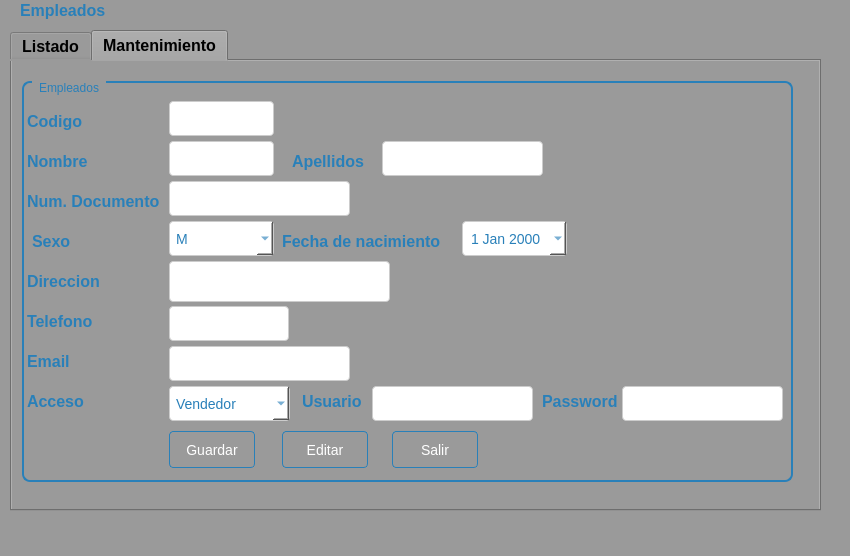
Old version of the form Sistema de ventas/ui/FrmEmpleado.ui in the repository CodeDrTech/DevelopPython.
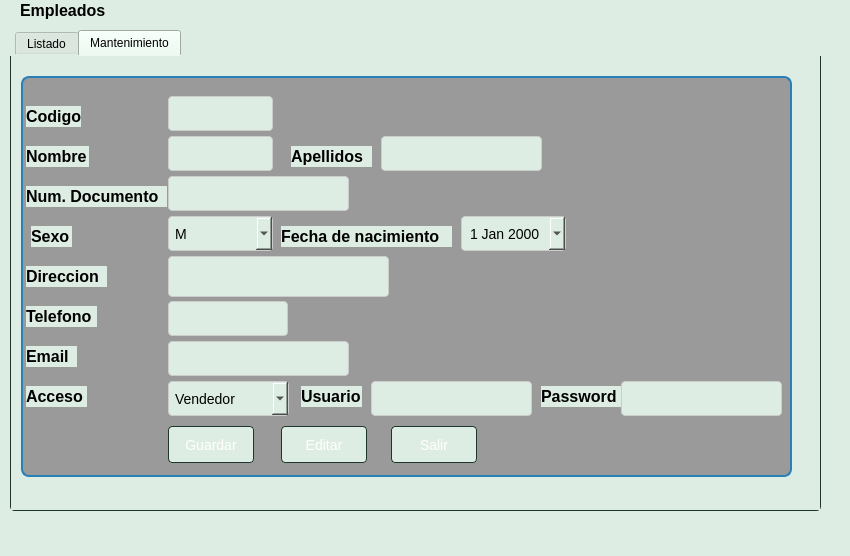
New version of the form. The open tabs and pages were chosen to show the change.

Diff of the .ui file:
```diff
--- a/Sistema de ventas/ui/FrmEmpleado.ui
+++ b/Sistema de ventas/ui/FrmEmpleado.ui
@@ -17,8 +17,9 @@
    <string>MainWindow</string>
   </property>
   <property name="styleSheet">
-   <string notr="true">QWidget {
-    background-color: #9a9a9a;
+   <string notr="true">/* Estilos comunes para varios controles */
+QWidget {
+    background-color: #deede3;
 }</string>
   </property>
   <widget class="QWidget" name="centralwidget">
@@ -39,11 +40,11 @@
     </property>
     <property name="styleSheet">
      <string notr="true">QWidget {
-    background-color: #9a9a9a;
+    background-color: var(--jade-50);
 }
 
 QLabel {
-    color: #2980b9;
+    color: var(--jade-500);
     font-size: 16px;
     font-weight: bold;
 }</string>
@@ -66,13 +67,35 @@
     </property>
     <property name="styleSheet">
      <string notr="true">QTabWidget {
-    background-color: #9a9a9a;
+    background-color: #deede3;
+    border: 1px solid #cccccc;
+    border-radius: 4px;
 }
 
-QTabWidget {
-    color: #2980b9;
-    font-size: 16px;
-    font-weight: bold;
+QTabWidget::tab-bar {
+    left: 5px;
+}
+
+QTabWidget::tab {
+    background-color: #deede3;
+    border: 1px solid #1e362d;
+    border-bottom-left-radius: 4px;
+    border-bottom-right-radius: 4px;
+    padding: 6px 12px;
+}
+
+QTabWidget::tab:selected {
+    background-color: #c0dacb;
+    border: 1px solid #1e362d;
+    border-bottom: 1px solid #c0dacb;
+}
+
+QTabWidget::pane {
+    background-color: #deede3;
+    border: 1px solid #1e362d;
+    border-top: none;
+    border-bottom-left-radius: 4px;
+    border-bottom-right-radius: 4px;
 }</string>
     </property>
     <property name="currentIndex">
@@ -410,7 +433,7 @@
 </string>
       </property>
       <property name="title">
-       <string>Empleados</string>
+       <string/>
       </property>
       <widget class="QLabel" name="label_3">
        <property name="geometry">
@@ -423,11 +446,11 @@
        </property>
        <property name="styleSheet">
         <string notr="true">QWidget {
-    background-color: #9a9a9a;
+    background-color: var(--jade-50);
 }
 
 QLabel {
-    color: #2980b9;
+    color: var(--jade-500);
     font-size: 16px;
     font-weight: bold;
 }</string>
@@ -447,11 +470,11 @@
        </property>
        <property name="styleSheet">
         <string notr="true">QWidget {
-    background-color: #9a9a9a;
+    background-color: var(--jade-50);
 }
 
 QLabel {
-    color: #2980b9;
+    color: var(--jade-500);
     font-size: 16px;
     font-weight: bold;
 }</string>
@@ -471,11 +494,11 @@
        </property>
        <property name="styleSheet">
         <string notr="true">QWidget {
-    background-color: #9a9a9a;
+    background-color: var(--jade-50);
 }
 
 QLabel {
-    color: #2980b9;
+    color: var(--jade-500);
     font-size: 16px;
     font-weight: bold;
 }</string>
@@ -496,9 +519,9 @@
        <property name="styleSheet">
         <string notr="true">QPushButton {
     background: qlineargradient(x1: 0, y1: 0, x2: 0, y2: 1,
-                                 stop: 0 #5DADE2, stop: 1 #2980b9);
+                                 stop: 0 #c0dacb, stop: 1 #1e362d);
     color: #ffffff;
-    border: 1px solid #2980b9;
+    border: 1px solid #1e362d;
     padding: 8px 16px;
     border-radius: 4px;
     font-size: 14px;
@@ -512,10 +535,9 @@
 
 QPushButton:pressed {
     background: qlineargradient(x1: 0, y1: 0, x2: 0, y2: 1,
-                                 stop: 0 #3C89B4, stop: 1 #1f618d);
-    border: 1px solid #1f618d;
-}
-</string>
+                                 stop: 0 #2a5242, stop: 1 #32624d);
+    border: 1px solid #32624d;
+}</string>
        </property>
        <property name="text">
         <string>Editar</string>
@@ -533,9 +555,9 @@
        <property name="styleSheet">
         <string notr="true">QPushButton {
     background: qlineargradient(x1: 0, y1: 0, x2: 0, y2: 1,
-                                 stop: 0 #5DADE2, stop: 1 #2980b9);
+                                 stop: 0 #c0dacb, stop: 1 #1e362d);
     color: #ffffff;
-    border: 1px solid #2980b9;
+    border: 1px solid #1e362d;
     padding: 8px 16px;
     border-radius: 4px;
     font-size: 14px;
@@ -549,10 +571,9 @@
 
 QPushButton:pressed {
     background: qlineargradient(x1: 0, y1: 0, x2: 0, y2: 1,
-                                 stop: 0 #3C89B4, stop: 1 #1f618d);
-    border: 1px solid #1f618d;
-}
-</string>
+                                 stop: 0 #2a5242, stop: 1 #32624d);
+    border: 1px solid #32624d;
+}</string>
        </property>
        <property name="text">
         <string>Guardar</string>
@@ -573,9 +594,9 @@
        <property name="styleSheet">
         <string notr="true">QPushButton {
     background: qlineargradient(x1: 0, y1: 0, x2: 0, y2: 1,
-                                 stop: 0 #5DADE2, stop: 1 #2980b9);
+                                 stop: 0 #c0dacb, stop: 1 #1e362d);
     color: #ffffff;
-    border: 1px solid #2980b9;
+    border: 1px solid #1e362d;
     padding: 8px 16px;
     border-radius: 4px;
     font-size: 14px;
@@ -589,10 +610,9 @@
 
 QPushButton:pressed {
     background: qlineargradient(x1: 0, y1: 0, x2: 0, y2: 1,
-                                 stop: 0 #3C89B4, stop: 1 #1f618d);
-    border: 1px solid #1f618d;
-}
-</string>
+                                 stop: 0 #2a5242, stop: 1 #32624d);
+    border: 1px solid #32624d;
+}</string>
        </property>
        <property name="text">
         <string>Salir</string>
@@ -608,34 +628,8 @@
         </rect>
        </property>
        <property name="styleSheet">
-        <string notr="true">QWidget {
-    background-color: #f2f2f2;
-}
-
-QPushButton {
-    background: qlineargradient(x1: 0, y1: 0, x2: 0, y2: 1,
-                                 stop: 0 #5DADE2, stop: 1 #2980b9);
-    color: #ffffff;
-    border: 1px solid #2980b9;
-    padding: 8px 16px;
-    border-radius: 4px;
-    font-size: 14px;
-}
-
-QPushButton:hover {
-    background: qlineargradient(x1: 0, y1: 0, x2: 0, y2: 1,
-                                 stop: 0 #4DA8DB, stop: 1 #2471a3);
-    border: 1px solid #2471a3;
-}
-
-QPushButton:pressed {
-    background: qlineargradient(x1: 0, y1: 0, x2: 0, y2: 1,
-                                 stop: 0 #3C89B4, stop: 1 #1f618d);
-    border: 1px solid #1f618d;
-}
-
-QLineEdit {
-    background-color: #ffffff;
+        <string notr="true">QLineEdit {
+    background-color: #deede3;
     border: 1px solid #cccccc;
     padding: 6px;
     border-radius: 4px;
@@ -651,31 +645,10 @@
     outline: none;
 }
 
-QWidget {
-    background-color: #f2f2f2;
-}
-
-QLabel {
-    color: #2980b9;
-    font-size: 16px;
-    font-weight: bold;
-}
-
-QLineEdit {
-    background-color: #ffffff;
-    border: 1px solid #cccccc;
-    padding: 6px;
-    border-radius: 4px;
-    font-size: 14px;
-    color: #2980b9;
-}
-
 QLineEdit::placeholder {
-    color: #2980b9;
+    color: #1e362d;
     font-weight: bold;
-}
-
-</string>
+}</string>
        </property>
        <property name="readOnly">
         <bool>true</bool>
@@ -691,34 +664,8 @@
         </rect>
        </property>
        <property name="styleSheet">
-        <string notr="true">QWidget {
-    background-color: #f2f2f2;
-}
-
-QPushButton {
-    background: qlineargradient(x1: 0, y1: 0, x2: 0, y2: 1,
-                                 stop: 0 #5DADE2, stop: 1 #2980b9);
-    color: #ffffff;
-    border: 1px solid #2980b9;
-    padding: 8px 16px;
-    border-radius: 4px;
-    font-size: 14px;
-}
-
-QPushButton:hover {
-    background: qlineargradient(x1: 0, y1: 0, x2: 0, y2: 1,
-                                 stop: 0 #4DA8DB, stop: 1 #2471a3);
-    border: 1px solid #2471a3;
-}
-
-QPushButton:pressed {
-    background: qlineargradient(x1: 0, y1: 0, x2: 0, y2: 1,
-                                 stop: 0 #3C89B4, stop: 1 #1f618d);
-    border: 1px solid #1f618d;
-}
-
-QLineEdit {
-    background-color: #ffffff;
+        <string notr="true">QLineEdit {
+    background-color: #deede3;
     border: 1px solid #cccccc;
     padding: 6px;
     border-radius: 4px;
@@ -734,31 +681,10 @@
     outline: none;
 }
 
-QWidget {
-    background-color: #f2f2f2;
-}
-
-QLabel {
-    color: #2980b9;
-    font-size: 16px;
-    font-weight: bold;
-}
-
-QLineEdit {
-    background-color: #ffffff;
-    border: 1px solid #cccccc;
-    padding: 6px;
-    border-radius: 4px;
-    font-size: 14px;
-    color: #2980b9;
-}
-
 QLineEdit::placeholder {
-    color: #2980b9;
+    color: #1e362d;
     font-weight: bold;
-}
-
-</string>
+}</string>
        </property>
       </widget>
       <widget class="QTextEdit" name="txtDireccion">
@@ -771,34 +697,8 @@
         </rect>
        </property>
        <property name="styleSheet">
-        <string notr="true">QWidget {
-    background-color: #f2f2f2;
-}
-
-QPushButton {
-    background: qlineargradient(x1: 0, y1: 0, x2: 0, y2: 1,
-                                 stop: 0 #5DADE2, stop: 1 #2980b9);
-    color: #ffffff;
-    border: 1px solid #2980b9;
-    padding: 8px 16px;
-    border-radius: 4px;
-    font-size: 14px;
-}
-
-QPushButton:hover {
-    background: qlineargradient(x1: 0, y1: 0, x2: 0, y2: 1,
-                                 stop: 0 #4DA8DB, stop: 1 #2471a3);
-    border: 1px solid #2471a3;
-}
-
-QPushButton:pressed {
-    background: qlineargradient(x1: 0, y1: 0, x2: 0, y2: 1,
-                                 stop: 0 #3C89B4, stop: 1 #1f618d);
-    border: 1px solid #1f618d;
-}
-
-QTextEdit {
-    background-color: #ffffff;
+        <string notr="true">QTextEdit {
+    background-color: #deede3;
     border: 1px solid #cccccc;
     padding: 6px;
     border-radius: 4px;
@@ -812,33 +712,7 @@
 QLineEdit:focus {
     border: 1px solid #3498db;
     outline: none;
-}
-
-QWidget {
-    background-color: #f2f2f2;
-}
-
-QLabel {
-    color: #2980b9;
-    font-size: 16px;
-    font-weight: bold;
-}
-
-QTextEdit {
-    background-color: #ffffff;
-    border: 1px solid #cccccc;
-    padding: 6px;
-    border-radius: 4px;
-    font-size: 14px;
-    color: #2980b9;
-}
-
-QTextEdit::placeholder {
-    color: #2980b9;
-    font-weight: bold;
-}
-
-</string>
+}</string>
        </property>
       </widget>
       <widget class="QLabel" name="label_6">
@@ -852,11 +726,11 @@
        </property>
        <property name="styleSheet">
         <string notr="true">QWidget {
-    background-color: #9a9a9a;
+    background-color: var(--jade-50);
 }
 
 QLabel {
-    color: #2980b9;
+    color: var(--jade-500);
     font-size: 16px;
     font-weight: bold;
 }</string>
@@ -876,11 +750,11 @@
        </property>
        <property name="styleSheet">
         <string notr="true">QWidget {
-    background-color: #9a9a9a;
+    background-color: var(--jade-50);
 }
 
 QLabel {
-    color: #2980b9;
+    color: var(--jade-500);
     font-size: 16px;
     font-weight: bold;
 }</string>
@@ -899,34 +773,8 @@
         </rect>
        </property>
        <property name="styleSheet">
-        <string notr="true">QWidget {
-    background-color: #f2f2f2;
-}
-
-QPushButton {
-    background: qlineargradient(x1: 0, y1: 0, x2: 0, y2: 1,
-                                 stop: 0 #5DADE2, stop: 1 #2980b9);
-    color: #ffffff;
-    border: 1px solid #2980b9;
-    padding: 8px 16px;
-    border-radius: 4px;
-    font-size: 14px;
-}
-
-QPushButton:hover {
-    background: qlineargradient(x1: 0, y1: 0, x2: 0, y2: 1,
-                                 stop: 0 #4DA8DB, stop: 1 #2471a3);
-    border: 1px solid #2471a3;
-}
-
-QPushButton:pressed {
-    background: qlineargradient(x1: 0, y1: 0, x2: 0, y2: 1,
-                                 stop: 0 #3C89B4, stop: 1 #1f618d);
-    border: 1px solid #1f618d;
-}
-
-QLineEdit {
-    background-color: #ffffff;
+        <string notr="true">QLineEdit {
+    background-color: #deede3;
     border: 1px solid #cccccc;
     padding: 6px;
     border-radius: 4px;
@@ -942,31 +790,10 @@
     outline: none;
 }
 
-QWidget {
-    background-color: #f2f2f2;
-}
-
-QLabel {
-    color: #2980b9;
-    font-size: 16px;
-    font-weight: bold;
-}
-
-QLineEdit {
-    background-color: #ffffff;
-    border: 1px solid #cccccc;
-    padding: 6px;
-    border-radius: 4px;
-    font-size: 14px;
-    color: #2980b9;
-}
-
 QLineEdit::placeholder {
-    color: #2980b9;
+    color: #1e362d;
     font-weight: bold;
-}
-
-</string>
+}</string>
        </property>
       </widget>
       <widget class="QLabel" name="label_8">
@@ -980,11 +807,11 @@
        </property>
        <property name="styleSheet">
         <string notr="true">QWidget {
-    background-color: #9a9a9a;
+    background-color: var(--jade-50);
 }
 
 QLabel {
-    color: #2980b9;
+    color: var(--jade-500);
     font-size: 16px;
     font-weight: bold;
 }</string>
@@ -1003,34 +830,8 @@
         </rect>
        </property>
        <property name="styleSheet">
-        <string notr="true">QWidget {
-    background-color: #f2f2f2;
-}
-
-QPushButton {
-    background: qlineargradient(x1: 0, y1: 0, x2: 0, y2: 1,
-                                 stop: 0 #5DADE2, stop: 1 #2980b9);
-    color: #ffffff;
-    border: 1px solid #2980b9;
-    padding: 8px 16px;
-    border-radius: 4px;
-    font-size: 14px;
-}
-
-QPushButton:hover {
-    background: qlineargradient(x1: 0, y1: 0, x2: 0, y2: 1,
-                                 stop: 0 #4DA8DB, stop: 1 #2471a3);
-    border: 1px solid #2471a3;
-}
-
-QPushButton:pressed {
-    background: qlineargradient(x1: 0, y1: 0, x2: 0, y2: 1,
-                                 stop: 0 #3C89B4, stop: 1 #1f618d);
-    border: 1px solid #1f618d;
-}
-
-QLineEdit {
-    background-color: #ffffff;
+        <string notr="true">QLineEdit {
+    background-color: #deede3;
     border: 1px solid #cccccc;
     padding: 6px;
     border-radius: 4px;
@@ -1046,31 +847,10 @@
     outline: none;
 }
 
-QWidget {
-    background-color: #f2f2f2;
-}
-
-QLabel {
-    color: #2980b9;
-    font-size: 16px;
-    font-weight: bold;
-}
-
-QLineEdit {
-    background-color: #ffffff;
-    border: 1px solid #cccccc;
-    padding: 6px;
-    border-radius: 4px;
-    font-size: 14px;
-    color: #2980b9;
-}
-
 QLineEdit::placeholder {
-    color: #2980b9;
+    color: #1e362d;
     font-weight: bold;
-}
-
-</string>
+}</string>
        </property>
       </widget>
       <widget class="QLabel" name="label_10">
@@ -1084,11 +864,11 @@
        </property>
        <property name="styleSheet">
         <string notr="true">QWidget {
-    background-color: #9a9a9a;
+    background-color: var(--jade-50);
 }
 
 QLabel {
-    color: #2980b9;
+    color: var(--jade-500);
     font-size: 16px;
     font-weight: bold;
 }</string>
@@ -1107,34 +887,8 @@
         </rect>
        </property>
        <property name="styleSheet">
-        <string notr="true">QWidget {
-    background-color: #f2f2f2;
-}
-
-QPushButton {
-    background: qlineargradient(x1: 0, y1: 0, x2: 0, y2: 1,
-                                 stop: 0 #5DADE2, stop: 1 #2980b9);
-    color: #ffffff;
-    border: 1px solid #2980b9;
-    padding: 8px 16px;
-    border-radius: 4px;
-    font-size: 14px;
-}
-
-QPushButton:hover {
-    background: qlineargradient(x1: 0, y1: 0, x2: 0, y2: 1,
-                                 stop: 0 #4DA8DB, stop: 1 #2471a3);
-    border: 1px solid #2471a3;
-}
-
-QPushButton:pressed {
-    background: qlineargradient(x1: 0, y1: 0, x2: 0, y2: 1,
-                                 stop: 0 #3C89B4, stop: 1 #1f618d);
-    border: 1px solid #1f618d;
-}
-
-QLineEdit {
-    background-color: #ffffff;
+        <string notr="true">QLineEdit {
+    background-color: #deede3;
     border: 1px solid #cccccc;
     padding: 6px;
     border-radius: 4px;
@@ -1150,31 +904,10 @@
     outline: none;
 }
 
-QWidget {
-    background-color: #f2f2f2;
-}
-
-QLabel {
-    color: #2980b9;
-    font-size: 16px;
-    font-weight: bold;
-}
-
-QLineEdit {
-    background-color: #ffffff;
-    border: 1px solid #cccccc;
-    padding: 6px;
-    border-radius: 4px;
-    font-size: 14px;
-    color: #2980b9;
-}
-
 QLineEdit::placeholder {
-    color: #2980b9;
+    color: #1e362d;
     font-weight: bold;
-}
-
-</string>
+}</string>
        </property>
       </widget>
       <widget class="QLineEdit" name="txtApellidos">
@@ -1187,34 +920,8 @@
         </rect>
        </property>
        <property name="styleSheet">
-        <string notr="true">QWidget {
-    background-color: #f2f2f2;
-}
-
-QPushButton {
-    background: qlineargradient(x1: 0, y1: 0, x2: 0, y2: 1,
-                                 stop: 0 #5DADE2, stop: 1 #2980b9);
-    color: #ffffff;
-    border: 1px solid #2980b9;
-    padding: 8px 16px;
-    border-radius: 4px;
-    font-size: 14px;
-}
-
-QPushButton:hover {
-    background: qlineargradient(x1: 0, y1: 0, x2: 0, y2: 1,
-                                 stop: 0 #4DA8DB, stop: 1 #2471a3);
-    border: 1px solid #2471a3;
-}
-
-QPushButton:pressed {
-    background: qlineargradient(x1: 0, y1: 0, x2: 0, y2: 1,
-                                 stop: 0 #3C89B4, stop: 1 #1f618d);
-    border: 1px solid #1f618d;
-}
-
-QLineEdit {
-    background-color: #ffffff;
+        <string notr="true">QLineEdit {
+    background-color: #deede3;
     border: 1px solid #cccccc;
     padding: 6px;
     border-radius: 4px;
@@ -1230,31 +937,10 @@
     outline: none;
 }
 
-QWidget {
-    background-color: #f2f2f2;
-}
-
-QLabel {
-    color: #2980b9;
-    font-size: 16px;
-    font-weight: bold;
-}
-
-QLineEdit {
-    background-color: #ffffff;
-    border: 1px solid #cccccc;
-    padding: 6px;
-    border-radius: 4px;
-    font-size: 14px;
-    color: #2980b9;
-}
-
 QLineEdit::placeholder {
-    color: #2980b9;
+    color: #1e362d;
     font-weight: bold;
-}
-
-</string>
+}</string>
        </property>
       </widget>
       <widget class="QLabel" name="label_9">
@@ -1268,11 +954,11 @@
        </property>
        <property name="styleSheet">
         <string notr="true">QWidget {
-    background-color: #9a9a9a;
+    background-color: var(--jade-50);
 }
 
 QLabel {
-    color: #2980b9;
+    color: var(--jade-500);
     font-size: 16px;
     font-weight: bold;
 }</string>
@@ -1292,24 +978,26 @@
        </property>
        <property name="styleSheet">
         <string notr="true">QComboBox {
-    background-color: #ffffff;
+    background-color: #deede3;
     border: 1px solid #cccccc;
     padding: 6px;
     border-radius: 4px;
     font-size: 14px;
-    color: #2980b9;
 }
 
 QComboBox:hover {
     border: 1px solid #3498db;
 }
 
-QComboBox QAbstractItemView {
-    border: 1px solid #cccccc;
-    background-color: white;
-    selection-background-color: #3498db;
+QComboBox:focus {
+    border: 1px solid #689f84;
+    outline: none;
 }
-</string>
+
+QComboBox::placeholder {
+    color: #1e362d;
+    font-weight: bold;
+}</string>
        </property>
        <item>
         <property name="text">
@@ -1333,11 +1021,11 @@
        </property>
        <property name="styleSheet">
         <string notr="true">QWidget {
-    background-color: #9a9a9a;
+    background-color: var(--jade-50);
 }
 
 QLabel {
-    color: #2980b9;
+    color: var(--jade-500);
     font-size: 16px;
     font-weight: bold;
 }</string>
@@ -1359,28 +1047,22 @@
         <bool>false</bool>
        </property>
        <property name="styleSheet">
-        <string notr="true">/* Estilos para QDateEdit */
-QDateEdit {
-    background-color: #ffffff;
+        <string notr="true">QDateEdit {
+    background-color: #deede3;
     border: 1px solid #cccccc;
-    padding: 6px;
     border-radius: 4px;
     font-size: 14px;
-    color: #2980b9;
+    padding: 6px;
 }
 
 QDateEdit:hover {
     border: 1px solid #3498db;
 }
 
-QDateEdit QAbstractItemView {
-    border: 1px solid #cccccc;
-    background-color: white;
-    selection-background-color: #3498db;
-}
-
-
-</string>
+QDateEdit:focus {
+    border: 1px solid #689f84;
+    outline: none;
+}</string>
        </property>
        <property name="calendarPopup">
         <bool>true</bool>
@@ -1397,11 +1079,11 @@
        </property>
        <property name="styleSheet">
         <string notr="true">QWidget {
-    background-color: #9a9a9a;
+    background-color: var(--jade-50);
 }
 
 QLabel {
-    color: #2980b9;
+    color: var(--jade-500);
     font-size: 16px;
     font-weight: bold;
 }</string>
@@ -1421,11 +1103,11 @@
        </property>
        <property name="styleSheet">
         <string notr="true">QWidget {
-    background-color: #9a9a9a;
+    background-color: var(--jade-50);
 }
 
 QLabel {
-    color: #2980b9;
+    color: var(--jade-500);
     font-size: 16px;
     font-weight: bold;
 }</string>
@@ -1445,11 +1127,11 @@
        </property>
        <property name="styleSheet">
         <string notr="true">QWidget {
-    background-color: #9a9a9a;
+    background-color: var(--jade-50);
 }
 
 QLabel {
-    color: #2980b9;
+    color: var(--jade-500);
     font-size: 16px;
     font-weight: bold;
 }</string>
@@ -1469,24 +1151,26 @@
        </property>
        <property name="styleSheet">
         <string notr="true">QComboBox {
-    background-color: #ffffff;
+    background-color: #deede3;
     border: 1px solid #cccccc;
     padding: 6px;
     border-radius: 4px;
     font-size: 14px;
-    color: #2980b9;
 }
 
 QComboBox:hover {
     border: 1px solid #3498db;
 }
 
-QComboBox QAbstractItemView {
-    border: 1px solid #cccccc;
-    background-color: white;
-    selection-background-color: #3498db;
+QComboBox:focus {
+    border: 1px solid #689f84;
+    outline: none;
 }
-</string>
+
+QComboBox::placeholder {
+    color: #1e362d;
+    font-weight: bold;
+}</string>
        </property>
        <item>
         <property name="text">
@@ -1514,34 +1198,8 @@
         </rect>
        </property>
        <property name="styleSheet">
-        <string notr="true">QWidget {
-    background-color: #f2f2f2;
-}
-
-QPushButton {
-    background: qlineargradient(x1: 0, y1: 0, x2: 0, y2: 1,
-                                 stop: 0 #5DADE2, stop: 1 #2980b9);
-    color: #ffffff;
-    border: 1px solid #2980b9;
-    padding: 8px 16px;
-    border-radius: 4px;
-    font-size: 14px;
-}
-
-QPushButton:hover {
-    background: qlineargradient(x1: 0, y1: 0, x2: 0, y2: 1,
-                                 stop: 0 #4DA8DB, stop: 1 #2471a3);
-    border: 1px solid #2471a3;
-}
-
-QPushButton:pressed {
-    background: qlineargradient(x1: 0, y1: 0, x2: 0, y2: 1,
-                                 stop: 0 #3C89B4, stop: 1 #1f618d);
-    border: 1px solid #1f618d;
-}
-
-QLineEdit {
-    background-color: #ffffff;
+        <string notr="true">QLineEdit {
+    background-color: #deede3;
     border: 1px solid #cccccc;
     padding: 6px;
     border-radius: 4px;
@@ -1557,31 +1215,10 @@
     outline: none;
 }
 
-QWidget {
-    background-color: #f2f2f2;
-}
-
-QLabel {
-    color: #2980b9;
-    font-size: 16px;
-    font-weight: bold;
-}
-
-QLineEdit {
-    background-color: #ffffff;
-    border: 1px solid #cccccc;
-    padding: 6px;
-    border-radius: 4px;
-    font-size: 14px;
-    color: #2980b9;
-}
-
 QLineEdit::placeholder {
-    color: #2980b9;
+    color: #1e362d;
     font-weight: bold;
-}
-
-</string>
+}</string>
        </property>
       </widget>
       <widget class="QLineEdit" name="txtPassword">
@@ -1594,34 +1231,8 @@
         </rect>
        </property>
        <property name="styleSheet">
-        <string notr="true">QWidget {
-    background-color: #f2f2f2;
-}
-
-QPushButton {
-    background: qlineargradient(x1: 0, y1: 0, x2: 0, y2: 1,
-                                 stop: 0 #5DADE2, stop: 1 #2980b9);
-    color: #ffffff;
-    border: 1px solid #2980b9;
-    padding: 8px 16px;
-    border-radius: 4px;
-    font-size: 14px;
-}
-
-QPushButton:hover {
-    background: qlineargradient(x1: 0, y1: 0, x2: 0, y2: 1,
-                                 stop: 0 #4DA8DB, stop: 1 #2471a3);
-    border: 1px solid #2471a3;
-}
-
-QPushButton:pressed {
-    background: qlineargradient(x1: 0, y1: 0, x2: 0, y2: 1,
-                                 stop: 0 #3C89B4, stop: 1 #1f618d);
-    border: 1px solid #1f618d;
-}
-
-QLineEdit {
-    background-color: #ffffff;
+        <string notr="true">QLineEdit {
+    background-color: #deede3;
     border: 1px solid #cccccc;
     padding: 6px;
     border-radius: 4px;
@@ -1637,31 +1248,10 @@
     outline: none;
 }
 
-QWidget {
-    background-color: #f2f2f2;
-}
-
-QLabel {
-    color: #2980b9;
-    font-size: 16px;
-    font-weight: bold;
-}
-
-QLineEdit {
-    background-color: #ffffff;
-    border: 1px solid #cccccc;
-    padding: 6px;
-    border-radius: 4px;
-    font-size: 14px;
-    color: #2980b9;
-}
-
 QLineEdit::placeholder {
-    color: #2980b9;
+    color: #1e362d;
     font-weight: bold;
-}
-
-</string>
+}</string>
        </property>
        <property name="inputMask">
         <string/>
```
Left out of the diff: 203 changed lines with no effect on the pictures.
